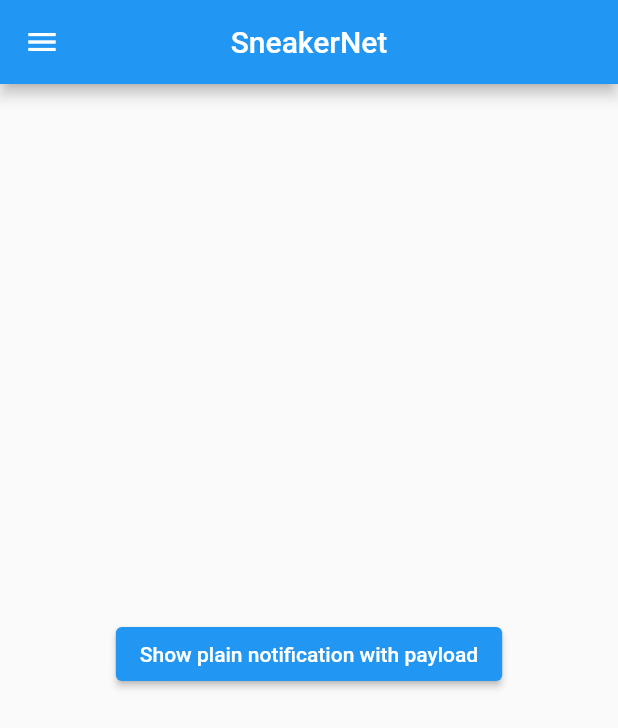
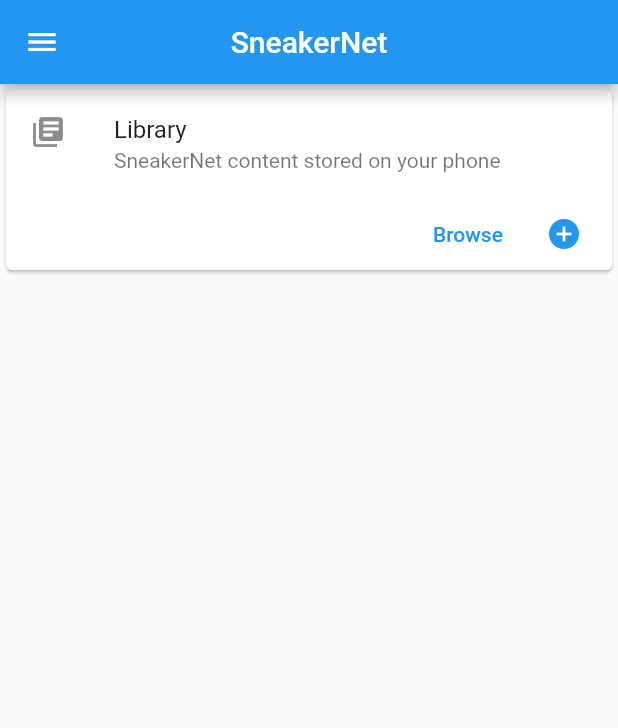
Before and after one commit to redengin/sneakernet, a Flutter app: the screen it shows after launch, on a phone screen of 412 x 824 dp. Shown: the top 728 px of the screen. Run offline on Flutter 3.47's test engine with Material 2 defaults, Android fonts, the phone set to English and light mode, and no system bars; our stand-ins replace flutter_local_notifications, settings_ui, shared_preferences; missing offline and left inert: flutter_file_dialog, plugin_wifi_connect, wifi_scan, workmanager.

```diff
--- /dev/null
+++ b/flutter/sneakernet/lib/library.dart
@@ -0,0 +1,7 @@
+// import 'package:vocsy_epub_viewer/epub_viewer.dart';
+
+class Library {
+  static add(path) {
+
+  }
+}
--- a/flutter/sneakernet/lib/main.dart
+++ b/flutter/sneakernet/lib/main.dart
@@ -9,8 +9,8 @@ import 'package:workmanager/workmanager.dart';
 import 'package:flutter_local_notifications/flutter_local_notifications.dart';
 import 'package:shared_preferences/shared_preferences.dart';
 import 'package:sneakernet/settings.dart';
-import 'package:sneakernet/pages/HomePage.dart';
-import 'package:sneakernet/pages/SettingsPage.dart';
+import 'package:sneakernet/pages/home.dart';
+import 'package:sneakernet/pages/settings.dart';
 
 Future<void> main() async {
   WidgetsFlutterBinding.ensureInitialized();
--- a/flutter/sneakernet/lib/notifications.dart
+++ b/flutter/sneakernet/lib/notifications.dart
@@ -3,6 +3,7 @@ import 'package:flutter_local_notifications/flutter_local_notifications.dart';
 // unique notification ids
 const SNEAKERNETS_FOUND_ID = 1;
 const SNEAKERNET_SYNC_ID = 2;
+const SNEAKERNET_WIFI_ERROR_ID = 3;
 
 // default notification details
 const NotificationDetails notificationDetails = NotificationDetails(
--- a/flutter/sneakernet/lib/pages/HomePage.dart
+++ b/flutter/sneakernet/lib/pages/home.dart
@@ -3,12 +3,15 @@ import 'package:flutter/material.dart';
 import 'package:flutter_local_notifications/flutter_local_notifications.dart';
 import 'package:sneakernet/notifications.dart';
 import 'package:wifi_scan/wifi_scan.dart';
-import 'package:sneakernet/pages/SettingsPage.dart';
+import 'package:flutter_file_dialog/flutter_file_dialog.dart';
+import 'package:sneakernet/pages/settings.dart';
+import 'package:sneakernet/library.dart';
 
 class HomePage extends StatefulWidget {
   static const String routeName = '/';
 
   final NotificationAppLaunchDetails? notificationAppLaunchDetails;
+
   const HomePage(this.notificationAppLaunchDetails, {super.key});
 
   bool get didNotificationLaunchApp =>
@@ -22,17 +25,11 @@ class _HomePageState extends State<HomePage> {
   final TextEditingController _linuxIconPathController =
       TextEditingController();
 
-  bool _notificationsEnabled = false;
-  bool _wifiScanEnabled = false;
-
   @override
   void initState() {
     super.initState();
-    _isAndroidNotificationPermissionGranted();
     _requestNotificationPermissions();
-    _isWifiScanPermissionGranted();
-    // _configureDidReceiveLocalNotificationSubject();
-    // _configureSelectNotificationSubject();
+    _requestWifiScanPermission();
   }
 
   @override
@@ -44,9 +41,9 @@ class _HomePageState extends State<HomePage> {
         ),
         drawer: Drawer(
           child: ListView(padding: EdgeInsets.zero, children: [
-            SizedBox(
+            const SizedBox(
               height: 100,
-              child: const DrawerHeader(
+              child: DrawerHeader(
                 decoration: BoxDecoration(color: Colors.blue),
                 child: Text('SneakerNet',
                     style: TextStyle(fontSize: 30, color: Colors.white)),
@@ -65,32 +62,45 @@ class _HomePageState extends State<HomePage> {
           // Center is a layout widget. It takes a single child and positions it
           // in the middle of the parent.
           child: Column(
-            mainAxisAlignment: MainAxisAlignment.center,
+            mainAxisAlignment: MainAxisAlignment.start,
             children: <Widget>[
-              PaddedElevatedButton(
-                buttonText: 'Show plain notification with payload',
-                onPressed: () async {
-                  await _showNotification();
-                },
-              ),
+              Card(
+                  child: Column(
+                children: [
+                  const ListTile(
+                    leading: Icon(Icons.library_books),
+                    title: Text('Library'),
+                    subtitle: Text('SneakerNet content stored on your phone'),
+                  ),
+                  Row(
+                    mainAxisAlignment: MainAxisAlignment.end,
+                    children: [
+                      TextButton(
+                        child: Text('Browse'),
+                        onPressed: () {
+                          // FIXME navigate to LibraryPage
+                        },
+                      ),
+                      TextButton(
+                        child: Icon(Icons.add_circle),
+                        onPressed: () {
+                          // add book from Downloads
+                          const params = OpenFileDialogParams(
+                            mimeTypesFilter: ['application/epub+zip'],
+                          );
+                          final path = FlutterFileDialog.pickFile(params: params);
+                          if(path != null)
+                            Library.add(path);
+                        },
+                      ),
+                    ],
+                  ),
+                ],
+              )),
             ],
           ),
         ),
       );
-
-  Future<void> _isAndroidNotificationPermissionGranted() async {
-    if (Platform.isAndroid) {
-      final bool granted = await flutterLocalNotificationsPlugin
-              .resolvePlatformSpecificImplementation<
-                  AndroidFlutterLocalNotificationsPlugin>()
-              ?.areNotificationsEnabled() ??
-          false;
-
-      setState(() {
-        _notificationsEnabled = granted;
-      });
-    }
-  }
 
   Future<void> _requestNotificationPermissions() async {
     if (Platform.isIOS || Platform.isMacOS) {
@@ -115,59 +125,12 @@ class _HomePageState extends State<HomePage> {
           flutterLocalNotificationsPlugin.resolvePlatformSpecificImplementation<
               AndroidFlutterLocalNotificationsPlugin>();
 
-      final bool? granted = await androidImplementation?.requestPermission();
-      setState(() {
-        _notificationsEnabled = granted ?? false;
-      });
+      await androidImplementation?.requestPermission();
     }
   }
 
-  Future<void> _isWifiScanPermissionGranted() async {
+  Future<void> _requestWifiScanPermission() async {
     // https://pub.dev/documentation/wifi_scan/latest/wifi_scan/CanStartScan.html
-    final bool granted =
-        await WiFiScan.instance.canStartScan(askPermissions: true) ==
-            CanStartScan.yes;
-    setState(() {
-      _wifiScanEnabled = granted;
-    });
+    await WiFiScan.instance.canStartScan(askPermissions: true);
   }
 }
-
-// FIXME test use only
-//------------------------------------------------------------------------------
-int id = 1;
-
-class PaddedElevatedButton extends StatelessWidget {
-  const PaddedElevatedButton({
-    required this.buttonText,
-    required this.onPressed,
-    Key? key,
-  }) : super(key: key);
-
-  final String buttonText;
-  final VoidCallback onPressed;
-
-  @override
-  Widget build(BuildContext context) => Padding(
-        padding: const EdgeInsets.fromLTRB(0, 0, 0, 8),
-        child: ElevatedButton(
-          onPressed: onPressed,
-          child: Text(buttonText),
-        ),
-      );
-}
-
-Future<void> _showNotification() async {
-  const AndroidNotificationDetails androidNotificationDetails =
-      AndroidNotificationDetails('your channel id', 'your channel name',
-          channelDescription: 'your channel description',
-          importance: Importance.max,
-          priority: Priority.high,
-          ticker: 'ticker');
-  const NotificationDetails notificationDetails =
-      NotificationDetails(android: androidNotificationDetails);
-  await flutterLocalNotificationsPlugin.show(
-      id++, 'plain title', 'plain body', notificationDetails,
-      payload: 'item x');
-}
-//------------------------------------------------------------------------------
--- a/flutter/sneakernet/lib/sneakernet.dart
+++ b/flutter/sneakernet/lib/sneakernet.dart
@@ -1,6 +1,7 @@
 import 'dart:collection';
 import 'package:wifi_scan/wifi_scan.dart';
 import 'package:sneakernet/notifications.dart';
+import 'package:plugin_wifi_connect/plugin_wifi_connect.dart';
 
 SplayTreeSet<WiFiAccessPoint> localSneakerNets =
     SplayTreeSet<WiFiAccessPoint>((a, b) => a.bssid.compareTo(b.bssid));
@@ -9,10 +10,27 @@ class SneakerNet {
   static void sync(WiFiAccessPoint sneakerNet) async {
     flutterLocalNotificationsPlugin.show(SNEAKERNET_SYNC_ID,
         'SneakerNets syncing...', sneakerNet.ssid, notificationDetails);
-    // if (!await WifiConnector.connectToWifi(ssid: sneakerNet.ssid)) {
-    //   flutterLocalNotificationsPlugin.show(SNEAKERNET_SYNC_ID, 'SneakerNets',
-    //       "Unable to connect to $sneakerNet.ssid", notificationDetails);
-    //   return;
-    // }
+
+    // memo the current connection
+    String? originalSsid = await PluginWifiConnect.ssid;
+    if (await PluginWifiConnect.connect(sneakerNet.ssid) ?? false) {
+      // sync with sneakernet
+      _sync();
+      // restore connection
+      if (originalSsid != null) {
+        if (await PluginWifiConnect.connect(originalSsid) ?? false) {
+          flutterLocalNotificationsPlugin.show(
+              SNEAKERNET_WIFI_ERROR_ID,
+              'SneakerNet unable to restore WIFI connection',
+              originalSsid,
+              notificationDetails);
+        }
+      }
+    }
+  }
+
+  /// Perform RUST operations to sync with SneakerNet node
+  static void _sync() {
+    // TODO
   }
 }
```
Also changed, not shown: flutter/sneakernet/pubspec.yaml (+15 -9 lines), flutter/sneakernet/lib/pages/settings.dart (renamed from flutter/sneakernet/lib/pages/SettingsPage.dart), flutter/sneakernet/pubspec.lock, 2 other files.
